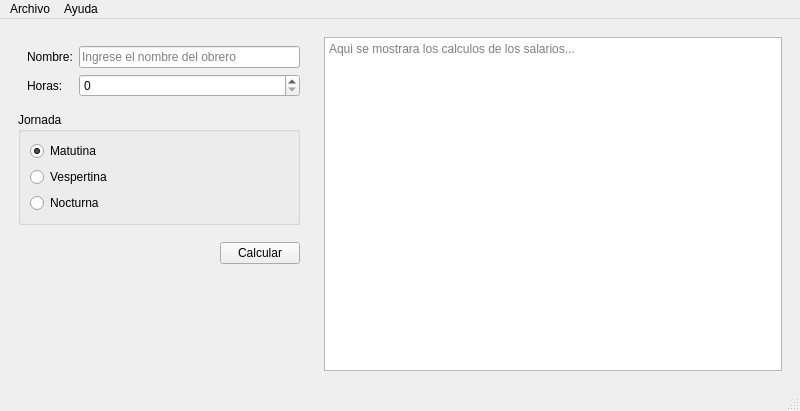
First picture: the form in salarios.ui, repository MateoProgramador/P59-Qt-Salarios, before the edit.
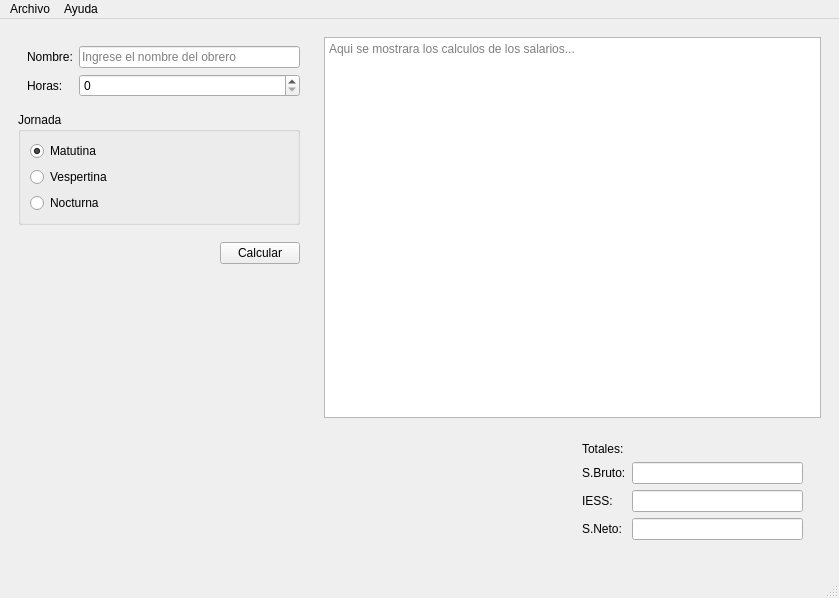
Second picture: the form after the edit. Icons and pictures are not drawn.

Commit message: Escritura del archivo y calculos totales

Diff of the .ui file:
```diff
--- a/salarios.ui
+++ b/salarios.ui
@@ -6,8 +6,8 @@
    <rect>
     <x>0</x>
     <y>0</y>
-    <width>800</width>
-    <height>411</height>
+    <width>839</width>
+    <height>598</height>
    </rect>
   </property>
   <property name="windowTitle">
@@ -160,7 +160,7 @@
     </item>
     <item>
      <widget class="QWidget" name="widget_2" native="true">
-      <layout class="QHBoxLayout" name="horizontalLayout_2">
+      <layout class="QVBoxLayout" name="verticalLayout_3">
        <item>
         <widget class="QPlainTextEdit" name="outResultado">
          <property name="readOnly">
@@ -171,6 +171,80 @@
          </property>
         </widget>
        </item>
+       <item>
+        <widget class="QWidget" name="widget_6" native="true">
+         <layout class="QHBoxLayout" name="horizontalLayout_2">
+          <item>
+           <spacer name="horizontalSpacer_2">
+            <property name="orientation">
+             <enum>Qt::Horizontal</enum>
+            </property>
+            <property name="sizeHint" stdset="0">
+             <size>
+              <width>40</width>
+              <height>20</height>
+             </size>
+            </property>
+           </spacer>
+          </item>
+          <item>
+           <widget class="QWidget" name="widget_5" native="true">
+            <layout class="QGridLayout" name="gridLayout">
+             <item row="2" column="1">
+              <widget class="QLineEdit" name="outDescuento">
+               <property name="readOnly">
+                <bool>true</bool>
+               </property>
+              </widget>
+             </item>
+             <item row="3" column="0">
+              <widget class="QLabel" name="label_6">
+               <property name="text">
+                <string>S.Neto:</string>
+               </property>
+              </widget>
+             </item>
+             <item row="0" column="0" colspan="2">
+              <widget class="QLabel" name="label_3">
+               <property name="text">
+                <string>Totales: </string>
+               </property>
+              </widget>
+             </item>
+             <item row="2" column="0">
+              <widget class="QLabel" name="label_5">
+               <property name="text">
+                <string>IESS:</string>
+               </property>
+              </widget>
+             </item>
+             <item row="1" column="1">
+              <widget class="QLineEdit" name="outBruto">
+               <property name="readOnly">
+                <bool>true</bool>
+               </property>
+              </widget>
+             </item>
+             <item row="1" column="0">
+              <widget class="QLabel" name="label_4">
+               <property name="text">
+                <string>S.Bruto:</string>
+               </property>
+              </widget>
+             </item>
+             <item row="3" column="1">
+              <widget class="QLineEdit" name="outTotal">
+               <property name="readOnly">
+                <bool>true</bool>
+               </property>
+              </widget>
+             </item>
+            </layout>
+           </widget>
+          </item>
+         </layout>
+        </widget>
+       </item>
       </layout>
      </widget>
     </item>
@@ -181,7 +255,7 @@
     <rect>
      <x>0</x>
      <y>0</y>
-     <width>800</width>
+     <width>839</width>
      <height>26</height>
     </rect>
    </property>
```
Left out of the diff: 4 changed lines with no effect on the pictures. The commit also changes 5 other files.
